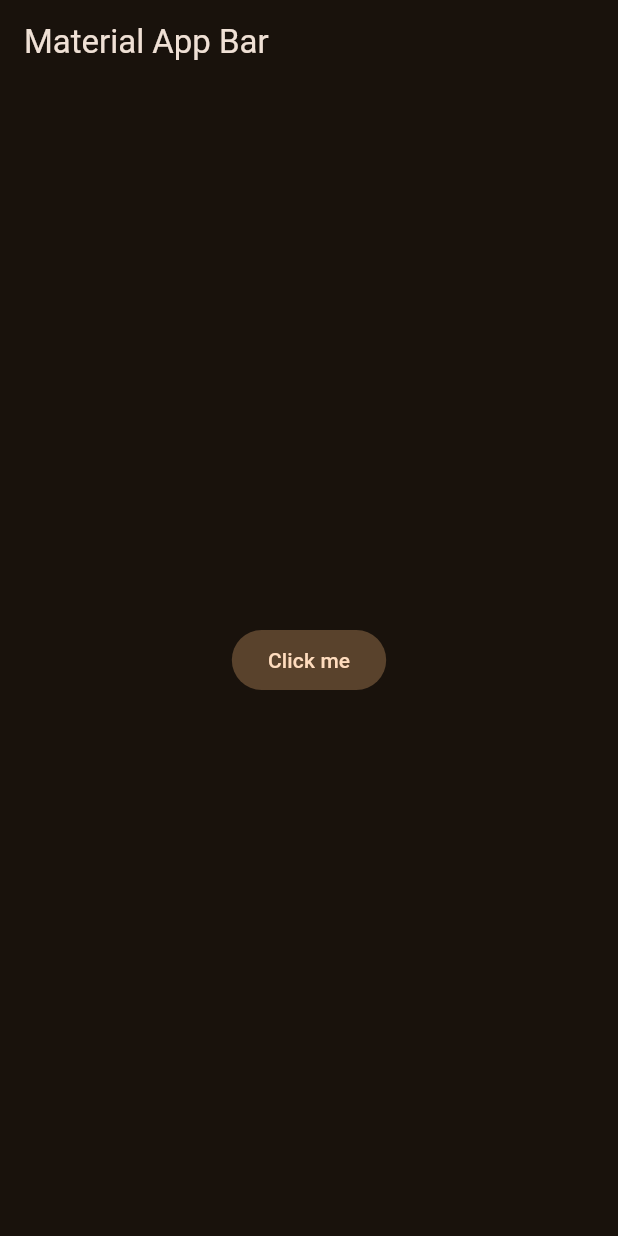
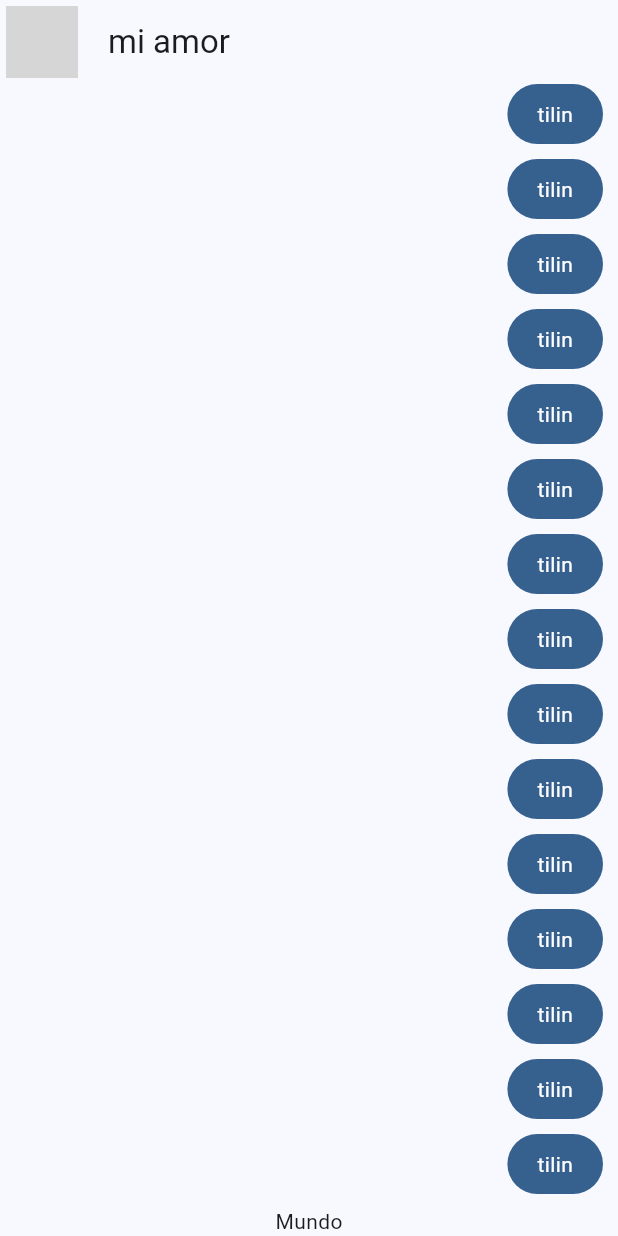
Before and after one commit to Potato1Peeler/yes_no_app, a Flutter app: the screen it shows after launch, on a phone screen of 412 x 824 dp. Run offline on Flutter 3.47's test engine with Material 3 defaults, Android fonts, the phone set to English and light mode, and no system bars; network calls fail; grey boxes are pictures that could not be loaded.

Commit message:
MessageBubble Added

```diff
--- a/lib/config/themes/app_theme.dart
+++ b/lib/config/themes/app_theme.dart
@@ -1,6 +1,6 @@
 import 'package:flutter/material.dart';
 
-const Color _customColor = Color(0xFFD411C4);
+const Color _customColor = Color(0xFFFFFFFF);
 
 const List<Color> _colorThemes = [
   _customColor,
@@ -26,7 +26,6 @@ class AppTheme {
       useMaterial3: true,
 
       colorSchemeSeed: _colorThemes[selectedColor],
-      brightness: Brightness.dark,
     );
   }
 }
--- a/lib/main.dart
+++ b/lib/main.dart
@@ -1,5 +1,6 @@
 import 'package:flutter/material.dart';
 import 'package:yes_no_app/config/themes/app_theme.dart';
+import 'package:yes_no_app/presentation/screens/chat/chat_screen.dart';
 
 void main() => runApp(const MyApp());
 
@@ -11,18 +12,9 @@ class MyApp extends StatelessWidget{
     return MaterialApp(
       title: 'Yes No App',
       debugShowCheckedModeBanner: false,
-      theme: AppTheme( selectedColor: 5).theme(),
-      home:  Scaffold(
-        appBar: AppBar(
-          title: const Text('Material App Bar'),
-        ),
-        body: Center(
-          child: FilledButton.tonal(
-            onPressed: (){ },
-            child: const Text('Click me')
-          ),
-        ),
-      ),
+      theme: AppTheme( selectedColor: 1).theme(),
+      home: const ChatScreen()
+
     );
   }
 }
--- /dev/null
+++ b/lib/presentation/Widgets/chat/my_message_bubble.dart
@@ -0,0 +1,28 @@
+import 'package:flutter/material.dart';
+
+class MyMessageBubble extends StatelessWidget {
+  const MyMessageBubble({super.key});
+
+  @override
+  Widget build(BuildContext context) {
+
+    final colors =Theme.of(context).colorScheme;
+
+    return Column(
+      crossAxisAlignment: CrossAxisAlignment.end,
+      children: [
+        Container(
+          decoration: BoxDecoration(
+            color: colors.primary,
+            borderRadius: BorderRadius.circular(20),
+          ),
+          child: Padding(
+            padding: const EdgeInsets.symmetric(horizontal: 20, vertical: 10),
+            child: Text('tilin', style: TextStyle(color: Colors.white),),
+          ),
+        ),
+        const SizedBox(height: 10,)
+      ],
+    );
+  }
+}
--- /dev/null
+++ b/lib/presentation/screens/chat/chat_screen.dart
@@ -0,0 +1,48 @@
+import 'package:flutter/material.dart';
+import 'package:yes_no_app/presentation/Widgets/chat/my_message_bubble.dart';
+
+class ChatScreen extends StatelessWidget {
+  const ChatScreen({super.key});
+
+  @override
+  Widget build(BuildContext context) {
+    return Scaffold(
+      appBar: AppBar(
+        leading: Padding(
+          padding: const EdgeInsets.all(4.0),
+          child: CircleAvatar(
+            backgroundImage: NetworkImage(
+                'https://static.myfigurecollection.net/upload/items/1/2429499-6e943.jpg'),
+          ),
+        ),
+        title: Text('mi amor'),
+        centerTitle: false,
+      ),
+      body: _ChatView(),
+    );
+  }
+}
+
+class _ChatView extends StatelessWidget {
+  @override
+  Widget build(BuildContext context) {
+    return SafeArea(
+      child: Padding(
+        padding: const EdgeInsets.symmetric(
+          horizontal: 10,
+        ),
+        child: Column(
+          children: [
+            Expanded(
+                child: ListView.builder(
+                    itemCount: 100,
+                    itemBuilder: (context, index) {
+                      return const MyMessageBubble();
+                    })),
+            Text('Mundo'),
+          ],
+        ),
+      ),
+    );
+  }
+}
```
